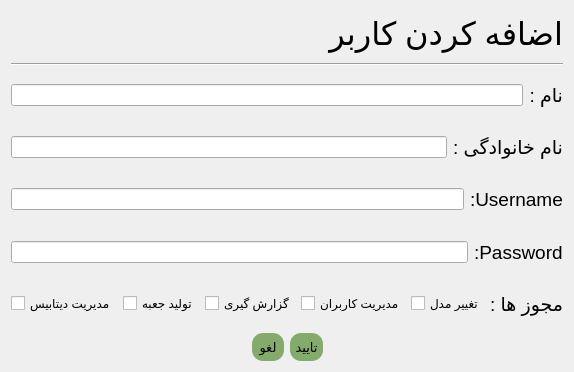
Before: the Qt Designer form add_user.ui in AmirNikravan/Barcode, drawn with Qt 5.
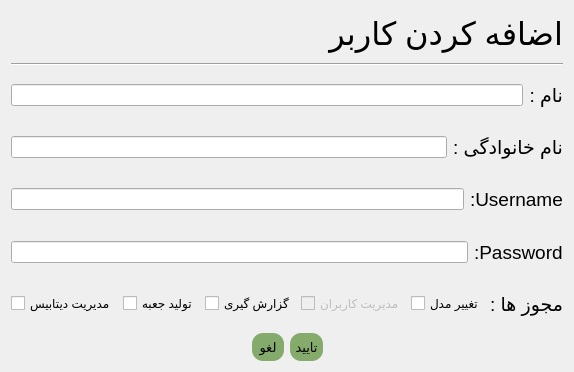
After: the same form once the commit is applied.

```diff
--- a/add_user.ui
+++ b/add_user.ui
@@ -149,6 +149,9 @@
                                         </item>
                                         <item>
                                                 <widget class="QCheckBox" name="checkBox_user">
+       <property name="enabled">
+        <bool>false</bool>
+       </property>
                                                         <property name="font">
                                                                 <font>
                                                                         <pointsize>9</pointsize>
```
Lines whose indentation alone changed are shown as unchanged.
